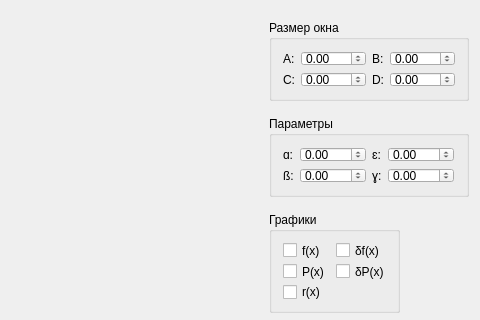
This is mainwindow.ui in Chester94/NumericalMethods as Qt 5 draws it before an edit; both pictures show x 427 to 907 and y 0 to 320 of the 907 by 472 pixel window. The edited form follows.
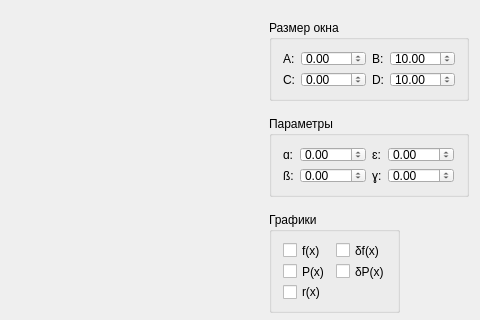
This is the edited form. Custom widgets are drawn as their Qt base class.

Commit message: implemented chart drawing the checkbox

```diff
--- a/mainwindow.ui
+++ b/mainwindow.ui
@@ -74,6 +74,9 @@
          <property name="maximum">
           <double>100.000000000000000</double>
          </property>
+         <property name="value">
+          <double>10.000000000000000</double>
+         </property>
         </widget>
        </item>
        <item row="1" column="0">
@@ -108,6 +111,9 @@
          <property name="maximum">
           <double>100.000000000000000</double>
          </property>
+         <property name="value">
+          <double>10.000000000000000</double>
+         </property>
         </widget>
        </item>
       </layout>
```
Left out of the diff: 3 changed lines with no effect on the pictures. The commit also changes 2 other files.
